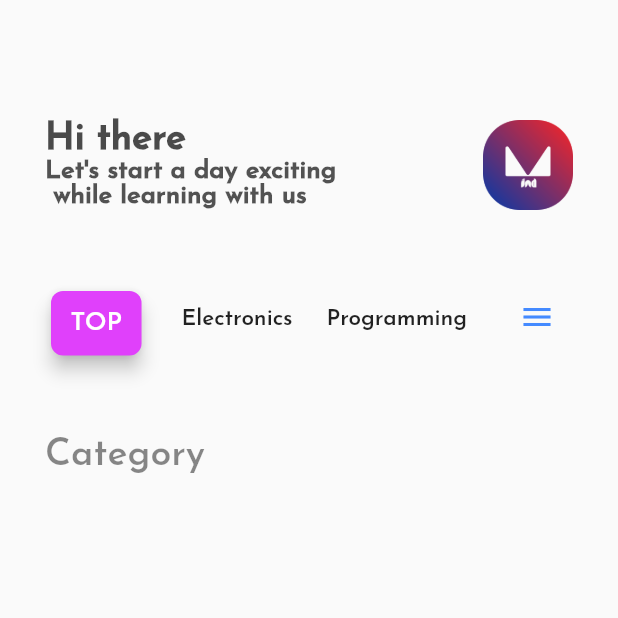
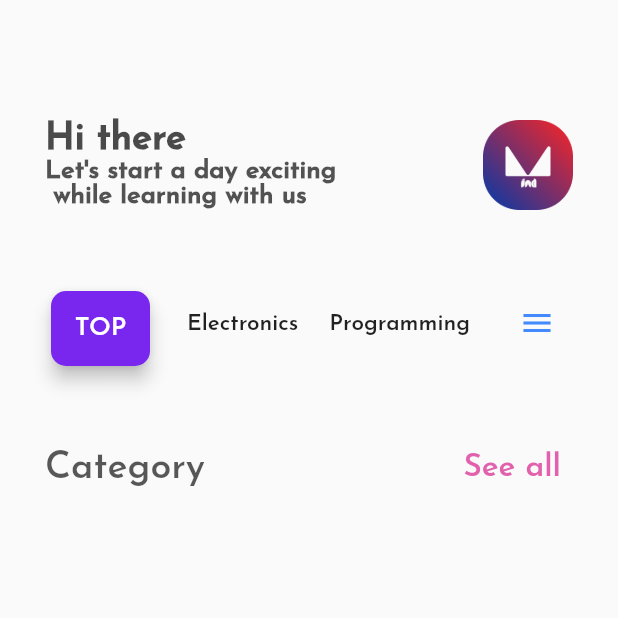
Before and after one commit to josoavj/lvlmindapp, a Flutter app: the Homepage screen opened directly, after a tap on the "menu" icon, on a phone screen of 412 x 824 dp, the top half of it. Run offline on Flutter 3.47's test engine with Material 2 defaults, Android fonts, the phone set to English and light mode, and no system bars; our stand-ins replace flutter_svg, simple_gradient_text.

Commit message:
Text to textButton on homepage

```diff
--- a/lib/homepage.dart
+++ b/lib/homepage.dart
@@ -80,14 +80,16 @@ class Homepage extends StatelessWidget {
                 Card(
                   elevation: 5,
                   clipBehavior: Clip.antiAlias,
-                  color: Colors.purpleAccent,
+                  color: const Color.fromARGB(255, 121, 38, 238),
                   shape: RoundedRectangleBorder(
-                    borderRadius: BorderRadius.circular(8),
+                    borderRadius: BorderRadius.circular(10),
                   ),
-                  child: const Padding(
-                    padding: EdgeInsets.all(13),
+                  child: Padding(
+                      padding: const EdgeInsets.all(1),
                       // TextButton
-                    child: Text(
+                      child: TextButton(
+                        onPressed: () {},
+                        child: const Text(
                           textAlign: TextAlign.center,
                           "TOP",
                           style: TextStyle(
@@ -96,7 +98,7 @@ class Homepage extends StatelessWidget {
                               fontWeight: FontWeight.w500,
                               color: Colors.white),
                         ),
-                  ),
+                      )),
                 ),
                 const SizedBox(
                   height: 20,
@@ -122,13 +124,7 @@ class Homepage extends StatelessWidget {
                 // en fonction du section
                 SizedBox(
                     child: IconButton(
-                  onPressed: () {
-                    Navigator.push(
-                        context,
-                        MaterialPageRoute(
-                          builder: (context) => Homepage(),
-                        ));
-                  },
+                  onPressed: () {},
                   alignment: Alignment.topCenter,
                   icon: const Icon(
                     Icons.menu,
@@ -139,10 +135,14 @@ class Homepage extends StatelessWidget {
               ],
             ),
             const SizedBox(
-              height: 50,
+              height: 40,
             ),
 
             // Passons aux catégories
+            Row(
+              mainAxisAlignment: MainAxisAlignment.spaceBetween,
+              mainAxisSize: MainAxisSize.max,
+              children: [
                 Container(
                   alignment: Alignment.topLeft,
                   child: const Text(
@@ -152,9 +152,28 @@ class Homepage extends StatelessWidget {
                       fontFamily: 'Josefin',
                       fontSize: 25,
                       fontWeight: FontWeight.w700,
-                  color: Color.fromARGB(119, 0, 0, 0),
+                      color: Color.fromARGB(166, 0, 0, 0),
                     ),
                   ),
+                ),
+                Container(
+                    alignment: Alignment.topRight,
+                    child: TextButton(
+                      // Redirection vers une page contenant toutes les catégories
+                      // Categories = Matières
+                      onPressed: () {},
+                      child: const Text(
+                        "See all",
+                        textAlign: TextAlign.left,
+                        style: TextStyle(
+                          fontFamily: 'Josefin',
+                          fontSize: 21,
+                          fontWeight: FontWeight.w700,
+                          color: Color.fromARGB(223, 222, 75, 161),
+                        ),
+                      ),
+                    ))
+              ],
             )
           ],
         ),
```
Lines whose indentation alone changed are shown as unchanged.
